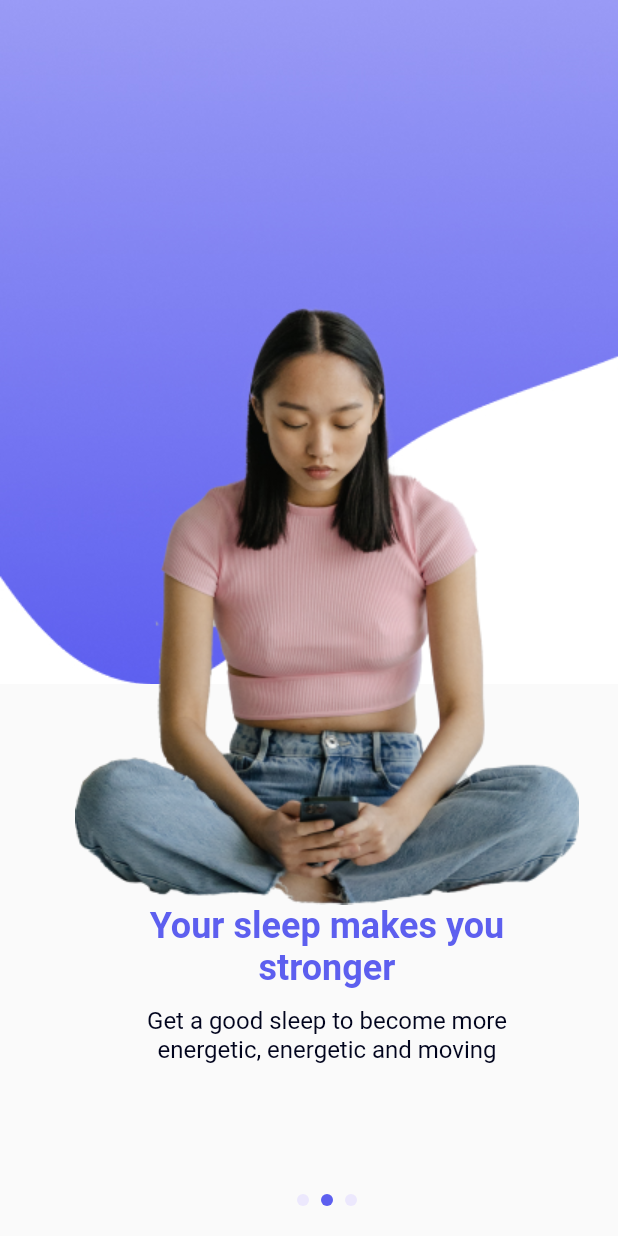
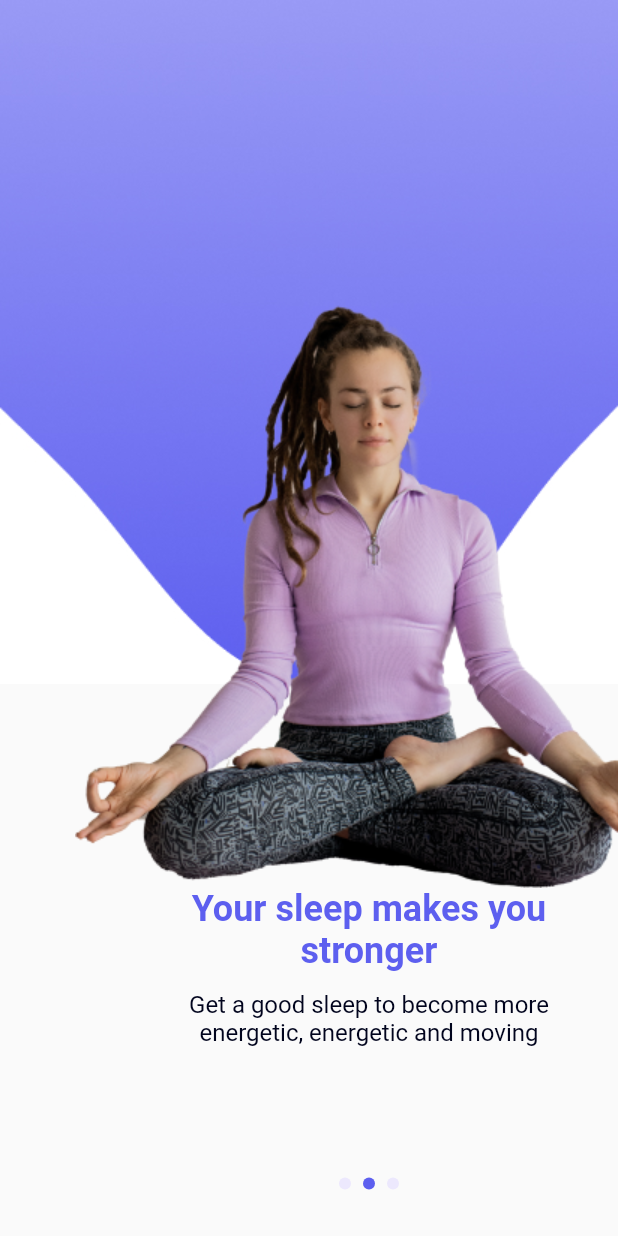
Before and after one commit to raaz0n/sleepfit, a Flutter app: the OnboardScreen screen opened directly, swiped to page 2, on a phone screen of 412 x 824 dp. Run offline on Flutter 3.47's test engine with Material 2 defaults, Android fonts, the phone set to English and light mode, and no system bars; our stand-ins replace date_picker_timeline, flutter_svg, font_awesome_flutter, percent_indicator.

```diff
--- a/lib/pages/onboard/models/onboard.model.dart
+++ b/lib/pages/onboard/models/onboard.model.dart
@@ -12,20 +12,20 @@ class Onboard {
 
 List<Onboard> onboardScreen = [
   Onboard(
-    backImage: "assets/image/onboard_back1.svg",
-    image: "assets/image/onboard1.svg",
+    backImage: "assets/image/onboard_back1.jpeg",
+    image: "assets/image/1.png",
     title: AppStrings.onBoardingTitle1,
     description: AppStrings.onBoardingSubTitle1,
   ),
   Onboard(
-    backImage: "assets/image/onboard_back1.svg",
-    image: "assets/image/onboard2.svg",
+    backImage: "assets/image/onboard_back2.jpeg",
+    image: "assets/image/2.png",
     title: AppStrings.onBoardingTitle2,
     description: AppStrings.onBoardingSubTitle2,
   ),
   Onboard(
-    backImage: "assets/image/onboard_back1.svg",
-    image: "assets/image/onboard3.svg",
+    backImage: "assets/image/onboard_back3.jpeg",
+    image: "assets/image/3.png",
     title: AppStrings.onBoardingTitle3,
     description: AppStrings.onBoardingSubTitle3,
   )
--- a/lib/pages/onboard/onboard.screen.dart
+++ b/lib/pages/onboard/onboard.screen.dart
@@ -80,7 +80,7 @@ class OnboardContent extends StatelessWidget {
     return Stack(
       children: [
         Image.asset(
-          "assets/image/onboard.jpeg",
+          backImage,
           fit: BoxFit.cover,
           alignment: AlignmentDirectional.topStart,
         ),
@@ -93,9 +93,8 @@ class OnboardContent extends StatelessWidget {
             children: [
               Stack(children: [
                 Align(
-                  // alignment: Alignment.topRight,
                   child: Image.asset(
-                    'assets/image/1.png',
+                    image,
                     fit: BoxFit.fill,
                   ),
                 ),
```
Also changed, not shown: assets/image/2.png (added), assets/image/3.png (added), assets/image/onboard1.jpeg (renamed from assets/image/image.jpeg), assets/image/onboard2.jpg (added), assets/image/onboard3.jpeg (added), assets/image/onboard_back1.jpeg (renamed from assets/image/onboard.jpeg), assets/image/onboard_back1.svg (deleted), assets/image/onboard_back2.jpeg (added), assets/image/onboard_back2.svg (deleted), assets/image/onboard_back3.jpeg (added).
